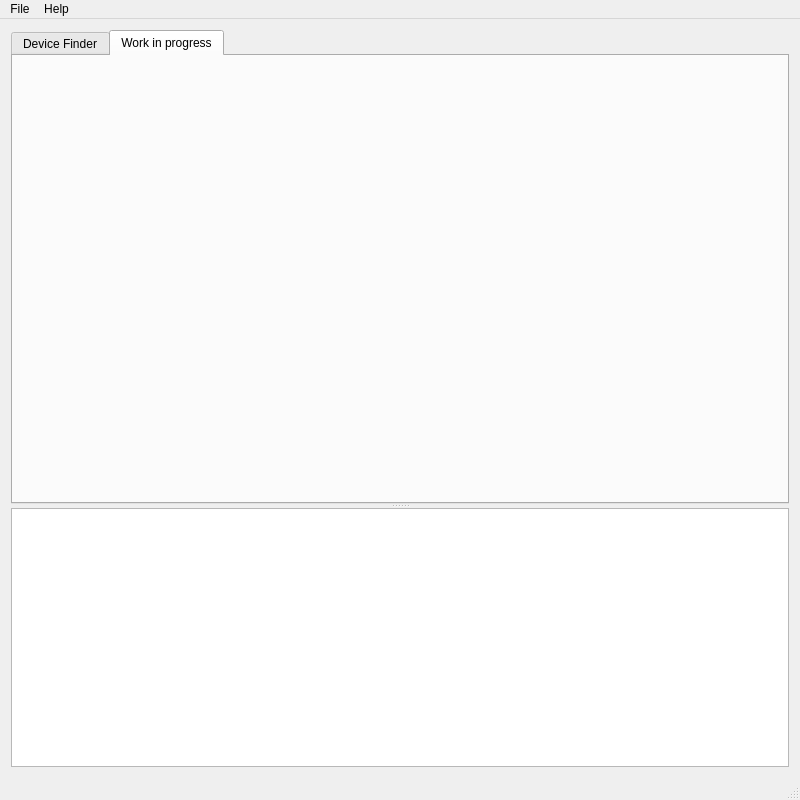
This is mainwindow.ui in vintop95/server_esp32_pds as Qt 5 draws it before an edit. The edited form follows.
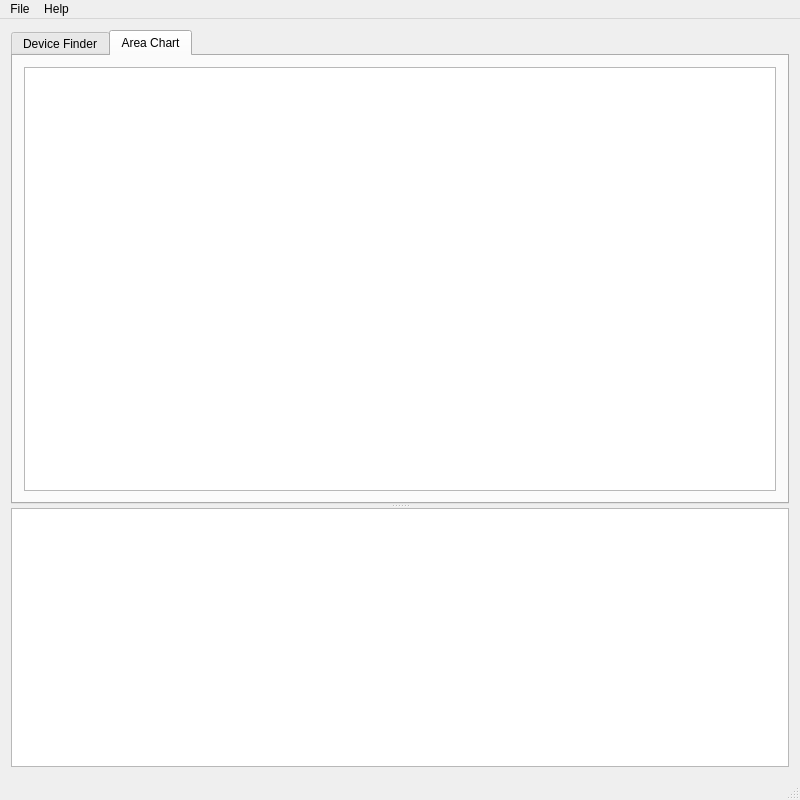
This is the edited form. The open tabs and pages were chosen to show the change. Custom widgets are drawn as their Qt base class.

Commit message: intoducing the "device area" but to complete

Patch:
```diff
--- a/mainwindow.ui
+++ b/mainwindow.ui
@@ -14,8 +14,8 @@
    <string>ESP32 Server</string>
   </property>
   <widget class="QWidget" name="centralWidget">
-   <layout class="QGridLayout" name="gridLayout">
-    <item row="0" column="0">
+   <layout class="QVBoxLayout" name="verticalLayout">
+    <item>
      <widget class="QSplitter" name="splitter">
       <property name="orientation">
        <enum>Qt::Vertical</enum>
@@ -52,8 +52,20 @@
        </widget>
        <widget class="QWidget" name="tab_2">
         <attribute name="title">
-         <string>Work in progress</string>
+         <string>Area Chart</string>
         </attribute>
+        <layout class="QGridLayout" name="gridLayout">
+         <item row="0" column="0">
+          <widget class="QChartView" name="areaChartView">
+           <property name="minimumSize">
+            <size>
+             <width>0</width>
+             <height>300</height>
+            </size>
+           </property>
+          </widget>
+         </item>
+        </layout>
        </widget>
       </widget>
       <widget class="QTextEdit" name="txtLog">
```
Left out of the diff: 2 changed lines with no effect on the pictures. The commit also changes 13 other files.
